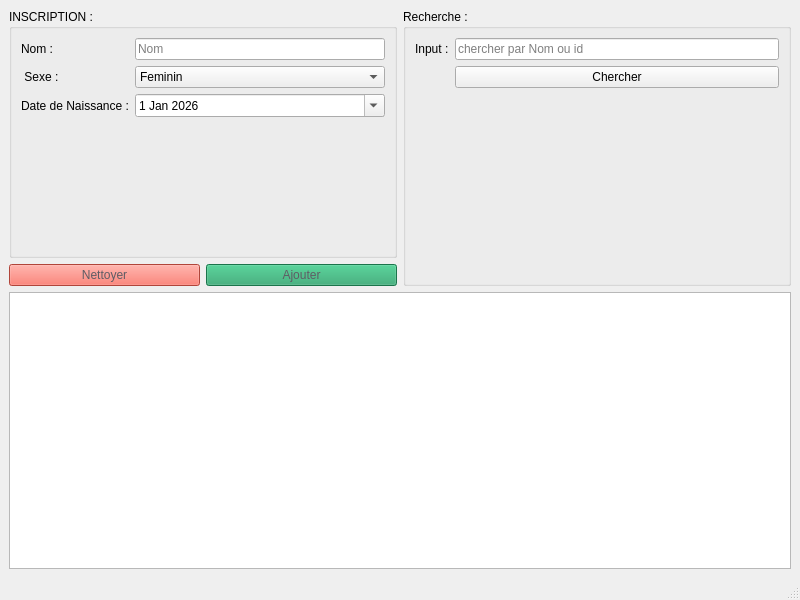
First picture: the form in mainwindow.ui, repository Mamitiana1128/Iscription, before the edit.
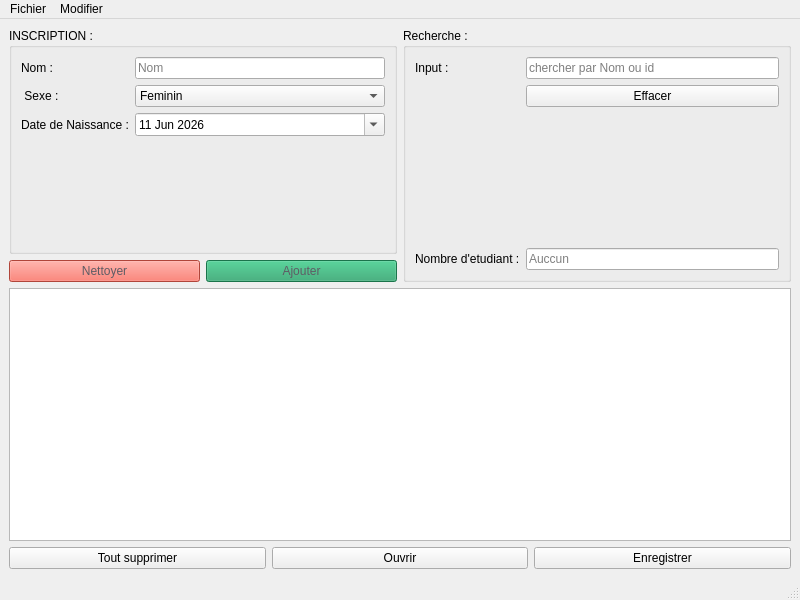
Second picture: the form after the edit.

The edit to the form file:
```diff
--- a/mainwindow.ui
+++ b/mainwindow.ui
@@ -75,8 +75,8 @@
              <property name="date">
               <date>
                <year>2026</year>
-               <month>1</month>
-               <day>1</day>
+               <month>6</month>
+               <day>11</day>
               </date>
              </property>
             </widget>
@@ -135,7 +135,7 @@
          <item row="2" column="1">
           <widget class="QPushButton" name="btnChercher">
            <property name="text">
-            <string>Chercher</string>
+            <string>Effacer</string>
            </property>
           </widget>
          </item>
@@ -152,6 +152,23 @@
            </property>
           </spacer>
          </item>
+         <item row="4" column="0">
+          <widget class="QLabel" name="nombreDEtudiantLabel">
+           <property name="text">
+            <string>Nombre d'etudiant :</string>
+           </property>
+          </widget>
+         </item>
+         <item row="4" column="1">
+          <widget class="QLineEdit" name="ledNombreEtudiant">
+           <property name="readOnly">
+            <bool>true</bool>
+           </property>
+           <property name="placeholderText">
+            <string>Auccun</string>
+           </property>
+          </widget>
+         </item>
         </layout>
        </widget>
       </item>
@@ -170,6 +187,31 @@
       </property>
      </widget>
     </item>
+    <item>
+     <layout class="QHBoxLayout" name="horizontalLayout_3">
+      <item>
+       <widget class="QPushButton" name="btnToutSupprimer">
+        <property name="text">
+         <string>Tout supprimer</string>
+        </property>
+       </widget>
+      </item>
+      <item>
+       <widget class="QPushButton" name="btnOuvrir">
+        <property name="text">
+         <string>Ouvrir</string>
+        </property>
+       </widget>
+      </item>
+      <item>
+       <widget class="QPushButton" name="btnEnregistrer">
+        <property name="text">
+         <string>Enregistrer</string>
+        </property>
+       </widget>
+      </item>
+     </layout>
+    </item>
    </layout>
   </widget>
   <widget class="QMenuBar" name="menubar">
@@ -181,6 +223,25 @@
      <height>23</height>
     </rect>
    </property>
+   <widget class="QMenu" name="menuFichier">
+    <property name="title">
+     <string>Fichier</string>
+    </property>
+    <addaction name="separator"/>
+    <addaction name="actionOuvrir_un_fichier"/>
+    <addaction name="separator"/>
+    <addaction name="actionEnregister"/>
+    <addaction name="separator"/>
+    <addaction name="actionEnregister_sous"/>
+    <addaction name="separator"/>
+   </widget>
+   <widget class="QMenu" name="menuModifier">
+    <property name="title">
+     <string>Modifier</string>
+    </property>
+   </widget>
+   <addaction name="menuFichier"/>
+   <addaction name="menuModifier"/>
   </widget>
   <widget class="QStatusBar" name="statusbar"/>
  </widget>
```
Left out of the diff: 31 changed lines with no effect on the pictures.
